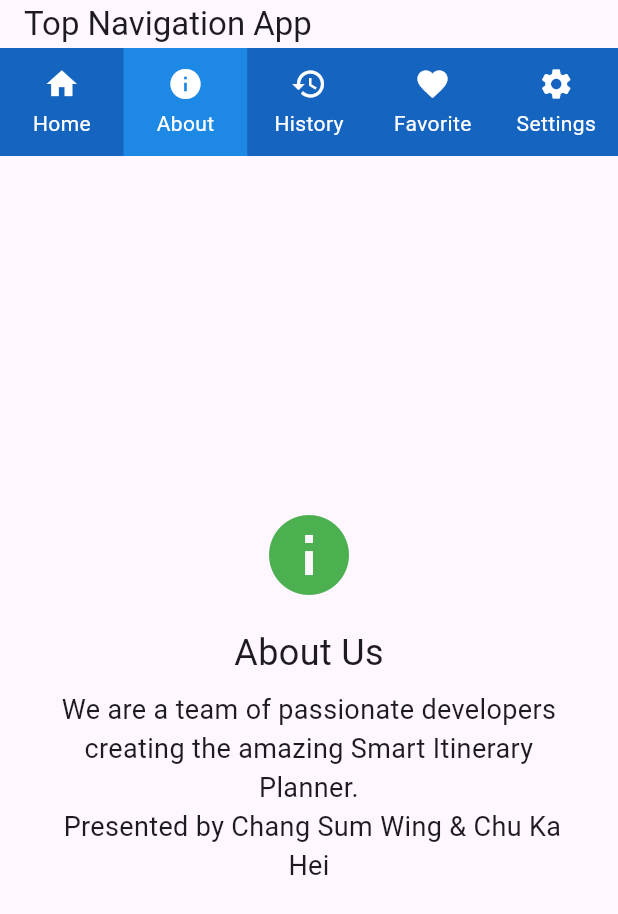
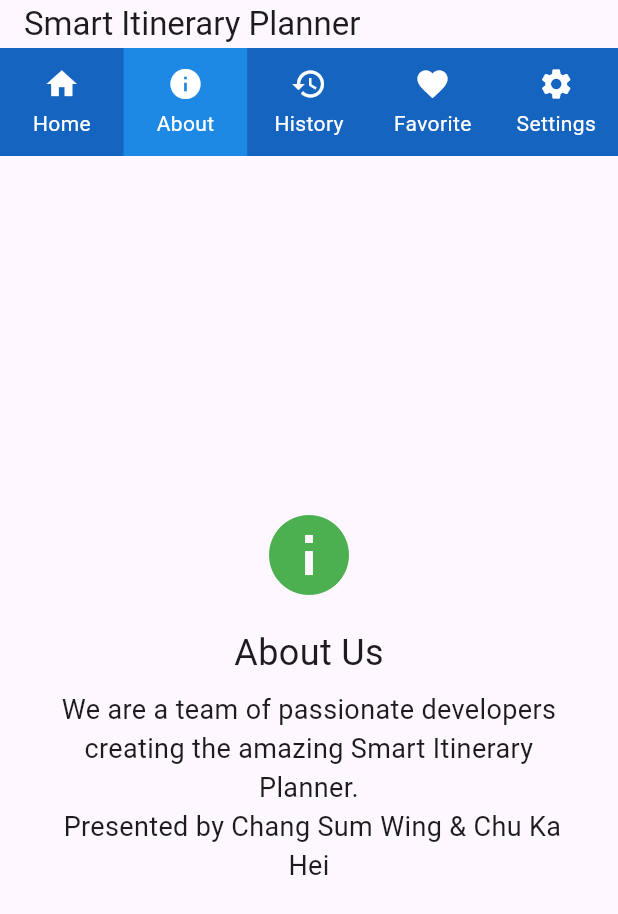
Before and after one commit to ckhkc/test, a Flutter app: the screen it shows after launch, after a tap on "About", on a phone screen of 412 x 824 dp. Shown: the top 914 px of the screen. Run offline on Flutter 3.47's test engine with Material 3 defaults, Android fonts, the phone set to English and light mode, and no system bars; our stand-ins replace flutter_map, flutter_rating_bar, latlong2.

Commit message:
changed app name

```diff
--- a/lib/main.dart
+++ b/lib/main.dart
@@ -91,7 +91,7 @@ class _MainNavigationPageState extends State<MainNavigationPage> {
     final model = Provider.of<BigModel>(context);
     return Scaffold(
       appBar: AppBar(
-        title: const Text('Top Navigation App'),
+        title: const Text('Smart Itinerary Planner'),
         bottom: PreferredSize(
           preferredSize: const Size.fromHeight(48),
           child: Container(
```
